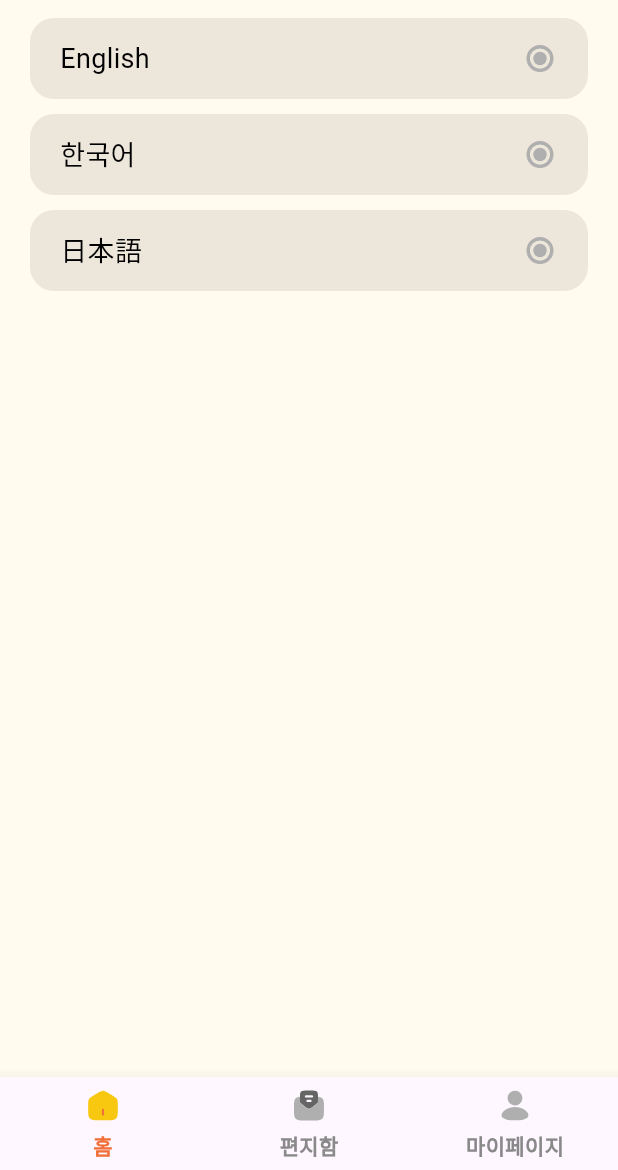
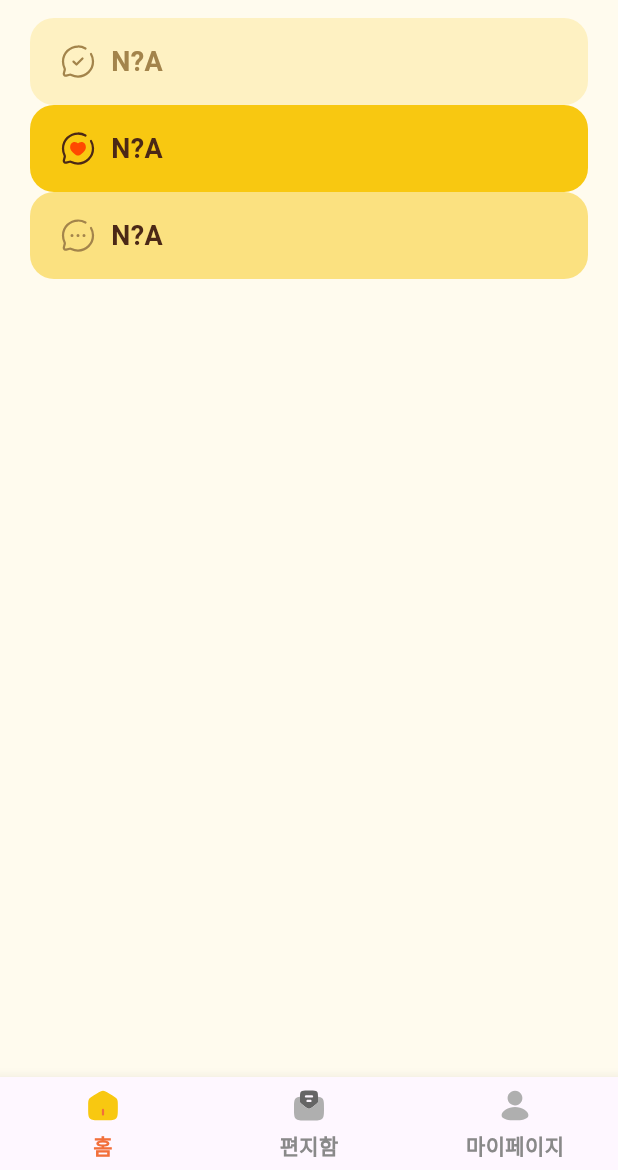
Before and after one commit to gdsc-ssu/gdgoc-weve-client, a Flutter app: the screen it shows after launch, on a phone screen of 412 x 824 dp, the part 66-1236 px from its top. Run offline on Flutter 3.47's test engine with Material 3 defaults, Android fonts, the phone set to English and light mode, and no system bars; our stand-ins replace flutter_riverpod, flutter_svg, fluttertoast, lottie; Roboto replaces fonts that are missing (Pretendard).

Commit message:
fix: list item gesture decorator 추가

```diff
--- a/lib/commons/widgets/junior/button/view/button.dart
+++ b/lib/commons/widgets/junior/button/view/button.dart
@@ -18,8 +18,8 @@ class JuniorButton extends StatelessWidget {
     return GestureDetector(
       onTap: onPressed,
       child: Container(
-        width: 310,
-        height: 50,
+        width: 350,
+        height: 53,
         decoration: BoxDecoration(
           color: backgroundColor,
           borderRadius: BorderRadius.circular(16),
--- a/lib/commons/widgets/junior/list_item/view/list_item_complete.dart
+++ b/lib/commons/widgets/junior/list_item/view/list_item_complete.dart
@@ -5,15 +5,19 @@ import 'package:weve_client/core/constants/fonts.dart';
 
 class ListItemComplete extends StatelessWidget {
   final String text;
+  final VoidCallback? onTap;
 
   const ListItemComplete({
     super.key,
     required this.text,
+    this.onTap,
   });
 
   @override
   Widget build(BuildContext context) {
-    return Container(
+    return GestureDetector(
+      onTap: onTap,
+      child: Container(
         padding: EdgeInsets.symmetric(vertical: 16, horizontal: 20),
         decoration: BoxDecoration(
           color: WeveColor.main.yellow1_20,
@@ -23,9 +27,12 @@ class ListItemComplete extends StatelessWidget {
           children: [
             CustomIcons.getIcon(CustomIcons.juniorCheck),
             SizedBox(width: 10),
-          Text(text,
-              style: WeveText.semiHeader4(color: WeveColor.main.yellow4)),
+            Text(
+              text,
+              style: WeveText.semiHeader4(color: WeveColor.main.yellow4),
+            ),
           ],
+        ),
       ),
     );
   }
--- a/lib/commons/widgets/junior/list_item/view/list_item_responsed.dart
+++ b/lib/commons/widgets/junior/list_item/view/list_item_responsed.dart
@@ -5,15 +5,19 @@ import 'package:weve_client/core/constants/fonts.dart';
 
 class ListItemResponded extends StatelessWidget {
   final String text;
+  final VoidCallback? onTap;
 
   const ListItemResponded({
     super.key,
     required this.text,
+    this.onTap,
   });
 
   @override
   Widget build(BuildContext context) {
-    return Container(
+    return GestureDetector(
+      onTap: onTap,
+      child: Container(
         padding: EdgeInsets.symmetric(vertical: 16, horizontal: 20),
         decoration: BoxDecoration(
           color: WeveColor.main.yellow1_100,
@@ -23,9 +27,12 @@ class ListItemResponded extends StatelessWidget {
           children: [
             CustomIcons.getIcon(CustomIcons.juniorHeart),
             SizedBox(width: 10),
-          Text(text,
-              style: WeveText.semiHeader4(color: WeveColor.main.yellowText)),
+            Text(
+              text,
+              style: WeveText.semiHeader4(color: WeveColor.main.yellowText),
+            ),
           ],
+        ),
       ),
     );
   }
--- a/lib/commons/widgets/junior/list_item/view/list_item_waiting.dart
+++ b/lib/commons/widgets/junior/list_item/view/list_item_waiting.dart
@@ -5,15 +5,19 @@ import 'package:weve_client/core/constants/fonts.dart';
 
 class ListItemWaiting extends StatelessWidget {
   final String text;
+  final VoidCallback? onTap;
 
   const ListItemWaiting({
     super.key,
     required this.text,
+    this.onTap,
   });
 
   @override
   Widget build(BuildContext context) {
-    return Container(
+    return GestureDetector(
+      onTap: onTap,
+      child: Container(
         padding: EdgeInsets.symmetric(vertical: 16, horizontal: 20),
         decoration: BoxDecoration(
           color: WeveColor.main.yellow1_50,
@@ -23,9 +27,12 @@ class ListItemWaiting extends StatelessWidget {
           children: [
             CustomIcons.getIcon(CustomIcons.juniorChat),
             SizedBox(width: 10),
-          Text(text,
-              style: WeveText.semiHeader4(color: WeveColor.main.yellowText)),
+            Text(
+              text,
+              style: WeveText.semiHeader4(color: WeveColor.main.yellowText),
+            ),
           ],
+        ),
       ),
     );
   }
--- a/lib/features/junior/presentation/views/junior_home_screen.dart
+++ b/lib/features/junior/presentation/views/junior_home_screen.dart
@@ -4,6 +4,9 @@ import 'package:weve_client/commons/widgets/junior/box/view/input_box_worry.dart
 import 'package:weve_client/commons/widgets/junior/button/view/junior_profile_button.dart';
 import 'package:weve_client/commons/widgets/junior/button/view/select_language_button.dart';
 import 'package:weve_client/commons/widgets/junior/button/viewmodel/select_language_provider.dart';
+import 'package:weve_client/commons/widgets/junior/list_item/view/list_item_complete.dart';
+import 'package:weve_client/commons/widgets/junior/list_item/view/list_item_responsed.dart';
+import 'package:weve_client/commons/widgets/junior/list_item/view/list_item_waiting.dart';
 
 class JuniorHomeScreen extends ConsumerWidget {
   const JuniorHomeScreen({super.key});
@@ -13,20 +16,9 @@ class JuniorHomeScreen extends ConsumerWidget {
     return Scaffold(
         body: Column(
       children: [
-        SelectLanguageButton(
-          text: "English",
-          language: LanguageOption.english,
-        ),
-        SizedBox(height: 10),
-        SelectLanguageButton(
-          text: "한국어",
-          language: LanguageOption.korean,
-        ),
-        SizedBox(height: 10),
-        SelectLanguageButton(
-          text: "日本語",
-          language: LanguageOption.japanese,
-        ),
+        ListItemComplete(text: "N?A"),
+        ListItemResponded(text: "N?A"),
+        ListItemWaiting(text: "N?A")
       ],
     ));
   }
```
Lines whose indentation alone changed are shown as unchanged.
